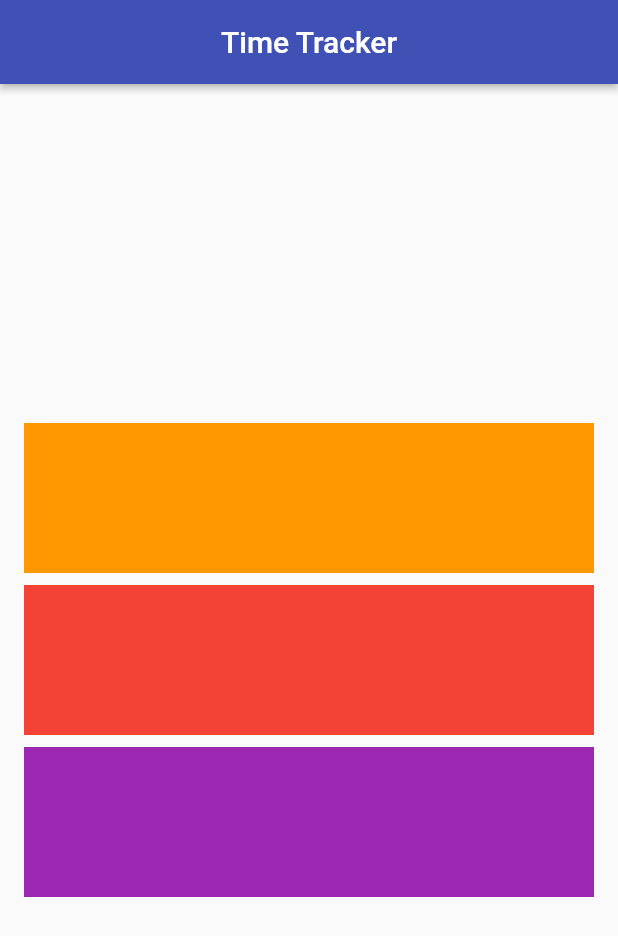
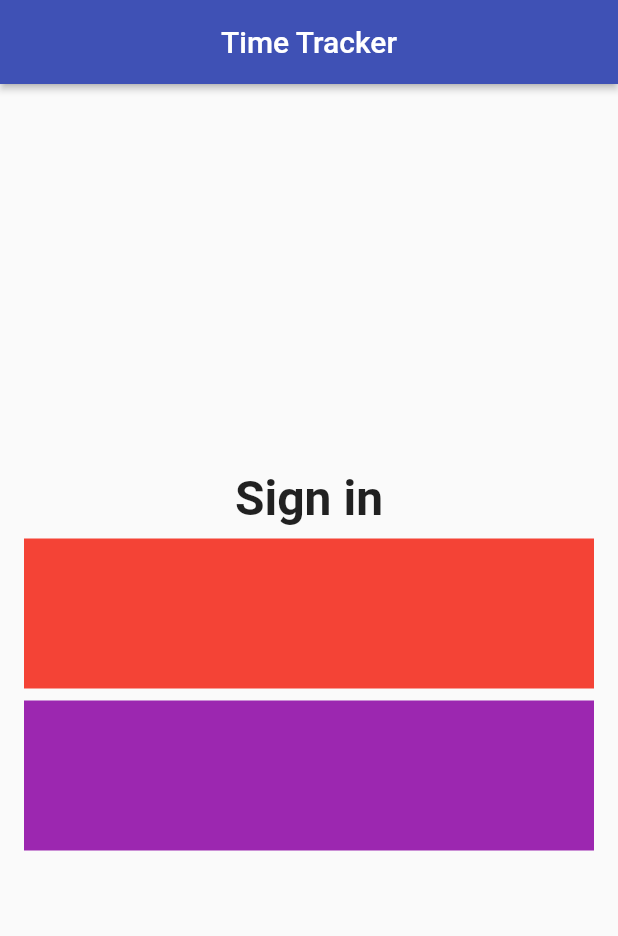
Before and after one commit to srinivassrivatsa/time_tracker_flutter_course, a Flutter app: the screen it shows after launch, on a phone screen of 412 x 824 dp. Shown: the top 936 px of the screen. Run offline on Flutter 3.47's test engine with Material 2 defaults, Android fonts, the phone set to English and light mode, and no system bars.

Commit message:
Sign In text added to sign in page

```diff
--- a/lib/app/sign_in/sign_in_page.dart
+++ b/lib/app/sign_in/sign_in_page.dart
@@ -22,12 +22,10 @@ class SignInPage extends StatelessWidget {
         mainAxisAlignment: MainAxisAlignment.center,
         crossAxisAlignment: CrossAxisAlignment.stretch,
         children: <Widget>[
-          Container(
-            color: Colors.orange,
-            child: SizedBox(
-              height: 100.0,
-              width: 100.0,
-            ),
+          Text(
+            'Sign in',
+            textAlign: TextAlign.center,
+            style: TextStyle(fontSize: 32.0, fontWeight: FontWeight.w600),
           ),
           SizedBox(
             height: 8.0,
```
